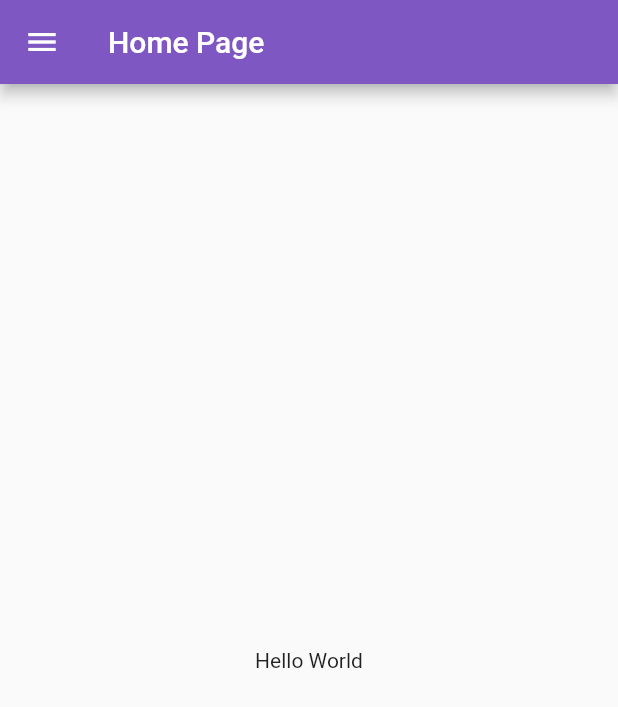
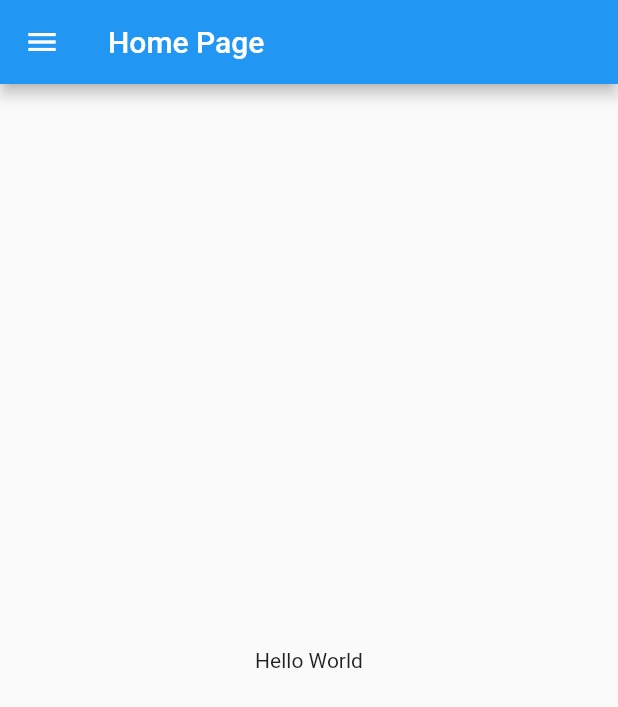
Before and after one commit to somnathsardar/flutter-learn, a Flutter app: the screen it shows after launch, on a phone screen of 412 x 824 dp. Shown: the top 707 px of the screen. Run offline on Flutter 3.47's test engine with Material 2 defaults, Android fonts, the phone set to English and light mode, and no system bars.

```diff
--- a/lib/main.dart
+++ b/lib/main.dart
@@ -1,5 +1,6 @@
 import 'package:flutter/material.dart';
-import 'package:flutter_learn/home_page.dart';
+import 'package:flutter_learn/pages/home_page.dart';
+import 'package:flutter_learn/pages/login_page.dart';
 
 void main()
 {
@@ -10,7 +11,10 @@ class MyApp extends StatelessWidget {
   @override
   Widget build(BuildContext context) {
     return MaterialApp(
-      home: HomePage(),
+      routes: {
+        "/" : (context)=> HomePage(),
+        "/login": (context)=>LoginPage(),
+      },
     );
   }
 }
--- a/lib/home_page.dart
+++ b/lib/pages/home_page.dart
@@ -12,7 +12,6 @@ class HomePage extends StatelessWidget {
         drawer: Drawer(),
         appBar: AppBar(
           title: Text("Home Page"),
-          backgroundColor: Colors.deepPurple[400],
         ),
         body: Center(
           child: Text("Hello World")
```
Also changed, not shown: lib/pages/login_page.dart (added, +18 -0 lines).
